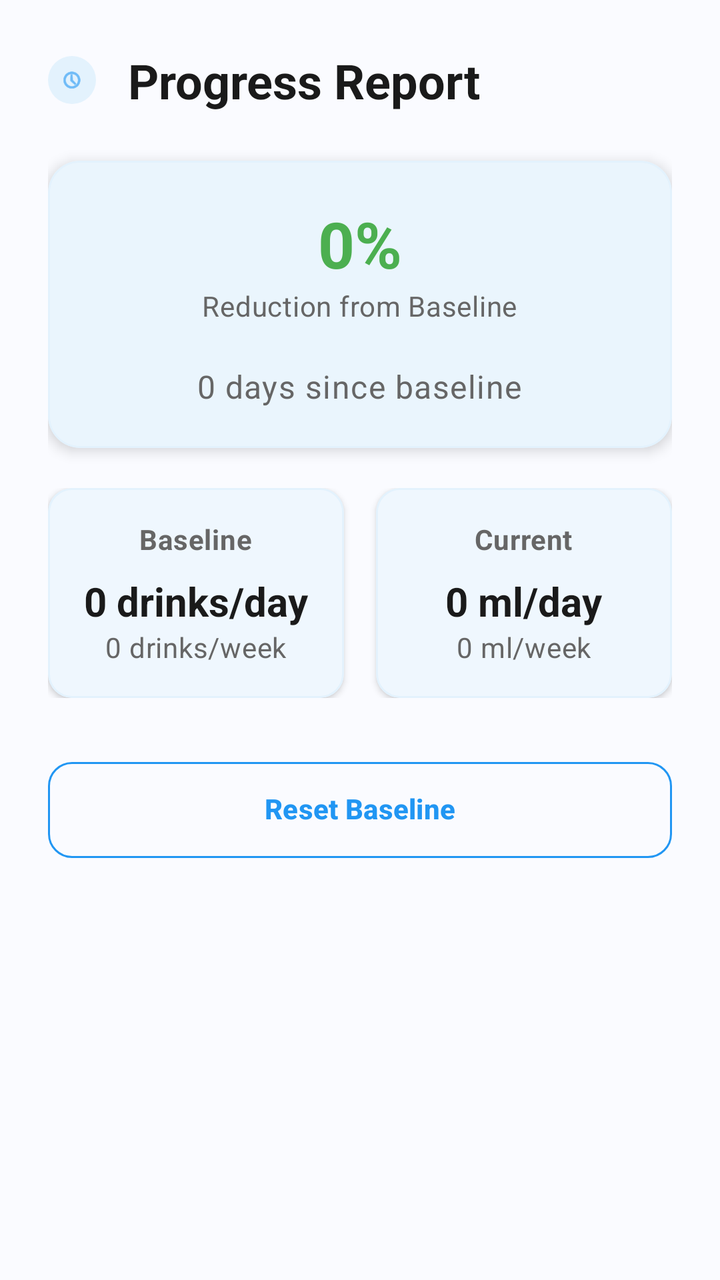
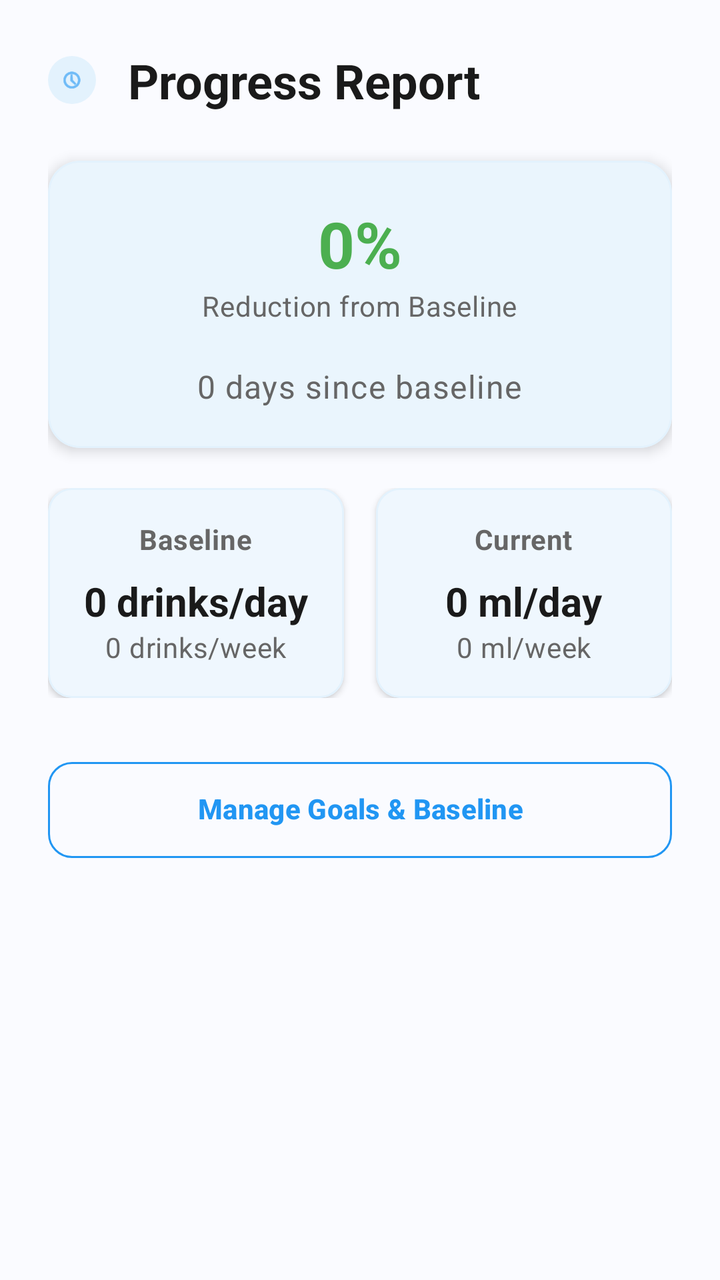

Compare the two renders of this Android layout. The source of the first and the diff that turns it into the second are given below.
<!-- AndroidManifest.xml: application theme Theme.BrewLog -->
<!-- res/layout/dialog_progress_metrics.xml -->
<?xml version="1.0" encoding="utf-8"?>
<LinearLayout xmlns:android="http://schemas.android.com/apk/res/android"
    xmlns:app="http://schemas.android.com/apk/res-auto"
    android:layout_width="match_parent"
    android:layout_height="wrap_content"
    android:background="@color/background"
    android:orientation="vertical"
    android:padding="24dp">

    
    <LinearLayout
        android:layout_width="match_parent"
        android:layout_height="wrap_content"
        android:layout_marginBottom="24dp"
        android:gravity="center_vertical"
        android:orientation="horizontal">

        <ImageView
            android:layout_width="24dp"
            android:layout_height="24dp"
            android:layout_marginEnd="16dp"
            android:background="@drawable/ic_circle_background"
            android:padding="6dp"
            android:src="@android:drawable/ic_menu_recent_history"
            app:tint="@color/blue_500" />

        <TextView
            android:layout_width="0dp"
            android:layout_height="wrap_content"
            android:layout_weight="1"
            android:text="Progress Report"
            android:textAppearance="@style/TextAppearance.BrewLog.Headline"
            android:textColor="@color/text_primary" />

    </LinearLayout>

    
    <com.google.android.material.card.MaterialCardView
        android:layout_width="match_parent"
        android:layout_height="wrap_content"
        android:layout_marginBottom="20dp"
        app:cardBackgroundColor="@color/surface"
        app:cardCornerRadius="16dp"
        app:cardElevation="4dp"
        app:strokeColor="@color/border"
        app:strokeWidth="1dp">

        <LinearLayout
            android:layout_width="match_parent"
            android:layout_height="wrap_content"
            android:orientation="vertical"
            android:padding="20dp">

            
            <LinearLayout
                android:layout_width="match_parent"
                android:layout_height="wrap_content"
                android:layout_marginBottom="20dp"
                android:gravity="center"
                android:orientation="vertical">

                <TextView
                    android:id="@+id/tv_reduction_percentage"
                    android:layout_width="wrap_content"
                    android:layout_height="wrap_content"
                    android:text="0%"
                    android:textAppearance="@style/TextAppearance.BrewLog.Headline"
                    android:textColor="@color/success"
                    android:textSize="32sp"
                    android:textStyle="bold" />

                <TextView
                    android:layout_width="wrap_content"
                    android:layout_height="wrap_content"
                    android:text="Reduction from Baseline"
                    android:textAppearance="@style/TextAppearance.BrewLog.Caption"
                    android:textColor="@color/text_secondary" />

            </LinearLayout>

            
            <TextView
                android:id="@+id/tv_days_since_baseline"
                android:layout_width="wrap_content"
                android:layout_height="wrap_content"
                android:layout_gravity="center"
                android:text="0 days since baseline"
                android:textAppearance="@style/TextAppearance.BrewLog.Body"
                android:textColor="@color/text_secondary" />

        </LinearLayout>

    </com.google.android.material.card.MaterialCardView>

    
    <LinearLayout
        android:layout_width="match_parent"
        android:layout_height="wrap_content"
        android:layout_marginBottom="20dp"
        android:orientation="horizontal">

        
        <com.google.android.material.card.MaterialCardView
            android:layout_width="0dp"
            android:layout_height="wrap_content"
            android:layout_marginEnd="8dp"
            android:layout_weight="1"
            app:cardBackgroundColor="@color/surface"
            app:cardCornerRadius="12dp"
            app:cardElevation="2dp"
            app:strokeColor="@color/border"
            app:strokeWidth="1dp">

            <LinearLayout
                android:layout_width="match_parent"
                android:layout_height="wrap_content"
                android:orientation="vertical"
                android:padding="16dp">

                <TextView
                    android:layout_width="wrap_content"
                    android:layout_height="wrap_content"
                    android:layout_gravity="center_horizontal"
                    android:layout_marginBottom="8dp"
                    android:text="Baseline"
                    android:textAppearance="@style/TextAppearance.BrewLog.Caption"
                    android:textColor="@color/text_secondary"
                    android:textStyle="bold" />

                <TextView
                    android:id="@+id/tv_baseline_daily"
                    android:layout_width="wrap_content"
                    android:layout_height="wrap_content"
                    android:layout_gravity="center_horizontal"
                    android:text="0 drinks/day"
                    android:textAppearance="@style/TextAppearance.BrewLog.Title"
                    android:textColor="@color/text_primary" />

                <TextView
                    android:id="@+id/tv_baseline_weekly"
                    android:layout_width="wrap_content"
                    android:layout_height="wrap_content"
                    android:layout_gravity="center_horizontal"
                    android:text="0 drinks/week"
                    android:textAppearance="@style/TextAppearance.BrewLog.Caption"
                    android:textColor="@color/text_secondary" />


            </LinearLayout>

        </com.google.android.material.card.MaterialCardView>

        
        <com.google.android.material.card.MaterialCardView
            android:layout_width="0dp"
            android:layout_height="wrap_content"
            android:layout_marginStart="8dp"
            android:layout_weight="1"
            app:cardBackgroundColor="@color/surface"
            app:cardCornerRadius="12dp"
            app:cardElevation="2dp"
            app:strokeColor="@color/border"
            app:strokeWidth="1dp">

            <LinearLayout
                android:layout_width="match_parent"
                android:layout_height="wrap_content"
                android:orientation="vertical"
                android:padding="16dp">

                <TextView
                    android:layout_width="wrap_content"
                    android:layout_height="wrap_content"
                    android:layout_gravity="center_horizontal"
                    android:layout_marginBottom="8dp"
                    android:text="Current"
                    android:textAppearance="@style/TextAppearance.BrewLog.Caption"
                    android:textColor="@color/text_secondary"
                    android:textStyle="bold" />

                <TextView
                    android:id="@+id/tv_current_daily"
                    android:layout_width="wrap_content"
                    android:layout_height="wrap_content"
                    android:layout_gravity="center_horizontal"
                    android:text="0 ml/day"
                    android:textAppearance="@style/TextAppearance.BrewLog.Title"
                    android:textColor="@color/text_primary" />

                <TextView
                    android:id="@+id/tv_current_weekly"
                    android:layout_width="wrap_content"
                    android:layout_height="wrap_content"
                    android:layout_gravity="center_horizontal"
                    android:text="0 ml/week"
                    android:textAppearance="@style/TextAppearance.BrewLog.Caption"
                    android:textColor="@color/text_secondary" />


            </LinearLayout>

        </com.google.android.material.card.MaterialCardView>

    </LinearLayout>


    
    <com.google.android.material.button.MaterialButton
        android:id="@+id/btn_reset_baseline"
        android:layout_width="match_parent"
        android:layout_height="56dp"
        android:layout_marginTop="8dp"
        android:text="Reset Baseline"
        android:textSize="14sp"
        android:textStyle="bold"
        app:cornerRadius="12dp"
        style="@style/Widget.BrewLog.Button.Outlined" />

</LinearLayout>
<!-- resources referenced by this layout -->
<resources>
  <color name="background">#FAFBFF</color>
  <color name="blue_500">#2196F3</color>
  <color name="border">#E3F2FD</color>
  <color name="success">#4CAF50</color>
  <color name="surface">#FFFFFF</color>
  <color name="text_primary">#1A1A1A</color>
  <color name="text_secondary">#666666</color>
  <!-- drawable ic_circle_background (drawable) -->
  <?xml version="1.0" encoding="utf-8"?>
  <shape xmlns:android="http://schemas.android.com/apk/res/android"
      android:shape="oval">
      <solid android:color="@color/blue_50" />
      <size
          android:width="40dp"
          android:height="40dp" />
  </shape>
  <style name="TextAppearance.BrewLog.Body" parent="TextAppearance.Material3.BodyLarge">
          <item name="android:textColor">@color/text_secondary</item>
          <item name="android:textSize">16sp</item>
      </style>
  <style name="TextAppearance.BrewLog.Caption" parent="TextAppearance.Material3.BodyMedium">
          <item name="android:textColor">@color/text_hint</item>
          <item name="android:textSize">14sp</item>
      </style>
  <style name="TextAppearance.BrewLog.Headline" parent="TextAppearance.Material3.HeadlineMedium">
          <item name="android:textColor">@color/text_primary</item>
          <item name="android:textSize">24sp</item>
          <item name="android:textStyle">bold</item>
      </style>
  <style name="TextAppearance.BrewLog.Title" parent="TextAppearance.Material3.TitleLarge">
          <item name="android:textColor">@color/text_primary</item>
          <item name="android:textSize">20sp</item>
          <item name="android:textStyle">bold</item>
      </style>
  <color name="blue_50">#E3F2FD</color>
  <color name="text_hint">#BDBDBD</color>
  <color name="blue_700">#1976D2</color>
  <color name="white">#FFFFFF</color>
  <color name="accent">#03DAC6</color>
  <color name="accent_dark">#018786</color>
  <color name="black">#000000</color>
  <color name="surface_variant">#F5F7FF</color>
  <color name="text_on_surface">#1A1A1A</color>
  <color name="card_background">#FFFFFF</color>
  <style name="Widget.BrewLog.Button" parent="Widget.Material3.Button">
          <item name="android:textColor">@color/white</item>
          <item name="backgroundTint">@color/blue_500</item>
          <item name="cornerRadius">24dp</item>
          <item name="android:paddingStart">24dp</item>
          <item name="android:paddingEnd">24dp</item>
          <item name="android:paddingTop">12dp</item>
          <item name="android:paddingBottom">12dp</item>
          <item name="android:textSize">14sp</item>
          <item name="android:fontFamily">sans-serif-medium</item>
          <item name="android:textStyle">normal</item>
          <item name="android:includeFontPadding">false</item>
      </style>
  <style name="Widget.BrewLog.TextInputLayout.OutlinedBox" parent="Widget.Material3.TextInputLayout.OutlinedBox">
          <item name="boxBackgroundMode">filled</item>
          <item name="boxBackgroundColor">@color/input_background</item>
          <item name="boxCornerRadiusBottomEnd">12dp</item>
          <item name="boxCornerRadiusBottomStart">12dp</item>
          <item name="boxCornerRadiusTopEnd">12dp</item>
          <item name="boxCornerRadiusTopStart">12dp</item>
          <item name="boxStrokeColor">@color/blue_500</item>
          <item name="hintTextColor">@color/blue_500</item>
      </style>
  <color name="input_background">#F8F9FF</color>
  <!-- unchanged entries left out for length: 2 -->
</resources>

<!-- the commit's change to res/layout/dialog_progress_metrics.xml (unified diff, before → after) -->
@@ -210,7 +210,7 @@
         android:layout_width="match_parent"
         android:layout_height="56dp"
         android:layout_marginTop="8dp"
-        android:text="Reset Baseline"
+        android:text="Manage Goals &amp; Baseline"
         android:textSize="14sp"
         android:textStyle="bold"
         app:cornerRadius="12dp"
